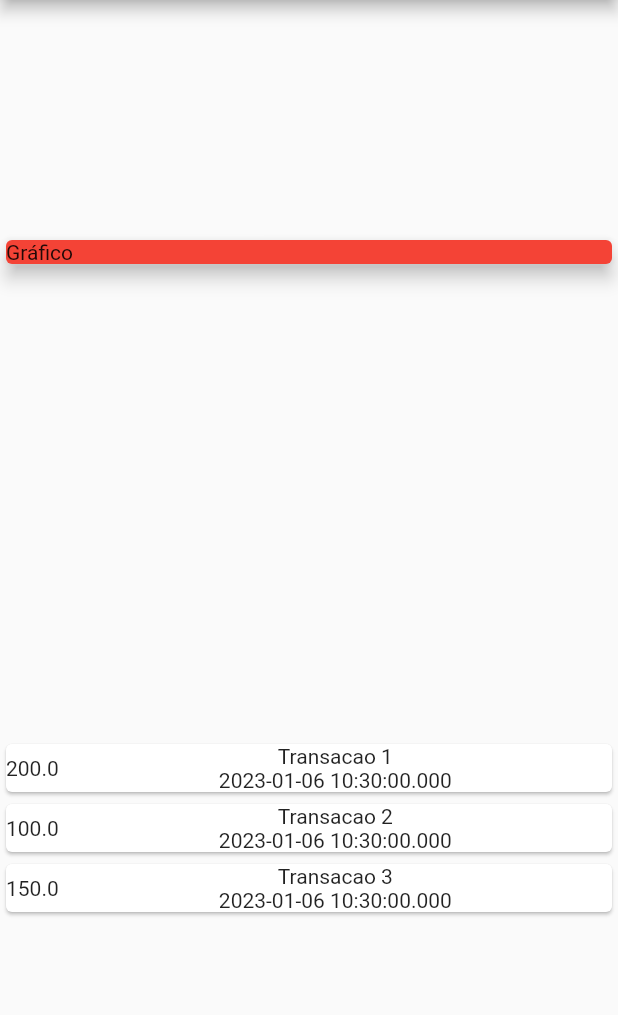
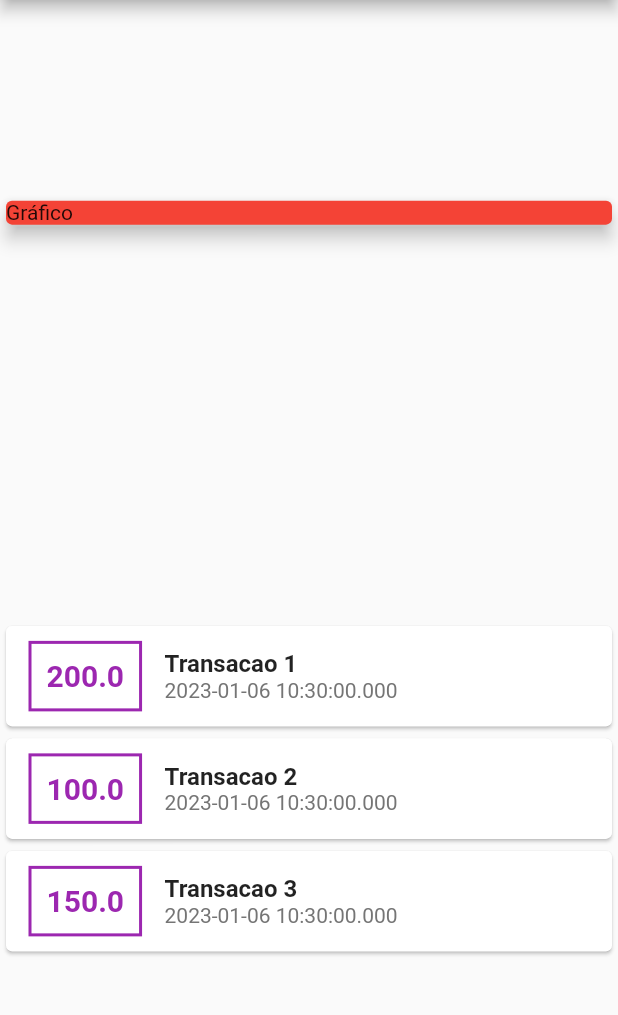
Before and after one commit to anderson-s/AppDespesasPessoais, a Flutter app: the screen it shows after launch, on a phone screen of 412 x 824 dp, the part 84-1099 px from its top. Run offline on Flutter 3.47's test engine with Material 2 defaults, Android fonts, the phone set to English and light mode, and no system bars.

Commit message:
Adicionando edições de estilos do container e de textos

```diff
--- a/lib/home.dart
+++ b/lib/home.dart
@@ -1,5 +1,3 @@
-import 'dart:html';
-
 import 'package:despesas_pessoais/model/transacao.dart';
 import 'package:flutter/material.dart';
 
@@ -56,14 +54,40 @@ class _HomeState extends State<Home> {
                   (e) => Card(
                       child: Row(
                     children: [
-                      Container(child: Text(e.valor.toString())),
-                      Expanded(
-                        child: Column(
-                          children: [
-                            Text(e.titulo),
-                            Text(e.data.toString())
-                          ],
+                      Container(
+                        decoration: BoxDecoration(
+                            border: Border.all(
+                          color: Colors.purple,
+                          width: 2,
+                        )),
+                        padding: const EdgeInsets.all(10),
+                        margin: const EdgeInsets.symmetric(
+                            horizontal: 15, vertical: 10),
+                        child: Text(
+                          e.valor.toString(),
+                          style: const TextStyle(
+                            fontSize: 20,
+                            fontWeight: FontWeight.bold,
+                            color: Colors.purple,
+                          ),
                         ),
+                      ),
+                      Column(
+                        crossAxisAlignment: CrossAxisAlignment.start,
+                        children: [
+                          Text(
+                            e.titulo,
+                            style: const TextStyle(
+                              fontWeight: FontWeight.bold,
+                              fontSize: 16,
+                            ),
+                          ),
+                          Text(
+                            e.data.toString(),
+                            style: TextStyle(
+                                fontSize: 14, color: Colors.grey[600]),
+                          ),
+                        ],
                       )
                     ],
                   )),
```
